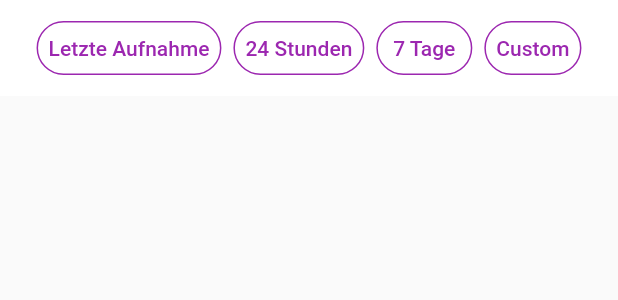
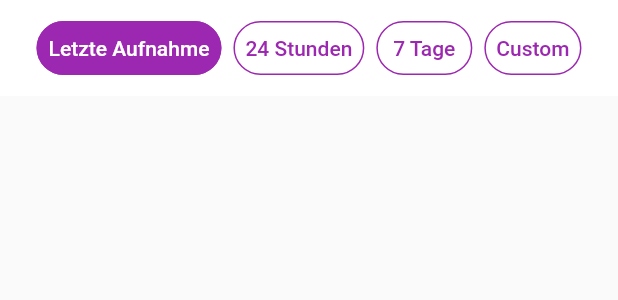
Before and after one commit to SarahLM/somnus, a Flutter app: the HypnogramScreen widget shown alone on an empty page, opened directly, after a tap on "Letzte Aufnahme", on a phone screen of 412 x 824 dp. Shown: the top 300 px of the screen. Run offline on Flutter 3.47's test engine with Material 2 defaults, Android fonts, the phone set to English and light mode, and no system bars; our stand-ins replace introduction_screen, permission_handler, shared_preferences; missing offline and left inert: date_range_picker, flutter_ble_lib, pointycastle; accounts and stored records are empty.

Commit message:
Toggle Buttons in HypnogrammScreen

```diff
--- a/frontend_somnus/lib/screens/hypnogram_screen.dart
+++ b/frontend_somnus/lib/screens/hypnogram_screen.dart
@@ -1,5 +1,3 @@
-import 'dart:math';
-
 import 'package:flutter/material.dart';
 import 'package:date_range_picker/date_range_picker.dart' as DateRagePicker;
 import 'package:frontend_somnus/widgets/theme.dart';
@@ -15,6 +13,32 @@ class HypnogramScreen extends StatefulWidget {
 }
 
 class _HypnogramScreenState extends State<HypnogramScreen> {
+  bool _pressedButton1 = true;
+  bool _pressedButton2 = false;
+  bool _pressedButton3 = false;
+  bool _pressedButton4 = false;
+
+  Widget buildFlatButton(String title, bool button) {
+    return FlatButton(
+      child: Text(
+        title,
+        style: TextStyle(
+          color: button ? Colors.white : Colors.purple,
+        ),
+      ),
+      shape: RoundedRectangleBorder(
+        borderRadius: BorderRadius.circular(18.0),
+        side: BorderSide(color: Colors.purple),
+      ),
+      color: button ? Colors.purple : Colors.white,
+      onPressed: () {
+        setState(() {
+          button = true;
+        });
+      },
+    );
+  }
+
   @override
   Widget build(BuildContext context) {
     return Column(
@@ -28,52 +52,87 @@ class _HypnogramScreenState extends State<HypnogramScreen> {
               FlatButton(
                 child: Text(
                   'Letzte Aufnahme',
-                  style: TextStyle(color: Colors.purple),
+                  style: TextStyle(
+                    color: _pressedButton1 ? Colors.white : Colors.purple,
+                  ),
                 ),
                 shape: RoundedRectangleBorder(
                   borderRadius: BorderRadius.circular(18.0),
                   side: BorderSide(color: Colors.purple),
                 ),
-                color: Colors.white,
-                onPressed: () {/** */},
+                color: _pressedButton1 ? Colors.purple : Colors.white,
+                onPressed: () {
+                  setState(() {
+                    _pressedButton1 = true;
+                    _pressedButton2 = false;
+                    _pressedButton3 = false;
+                    _pressedButton4 = false;
+                  });
+                },
               ),
               FlatButton(
                 child: Text(
                   '24 Stunden',
-                  style: TextStyle(color: Colors.purple),
+                  style: TextStyle(
+                    color: _pressedButton2 ? Colors.white : Colors.purple,
+                  ),
                 ),
                 shape: RoundedRectangleBorder(
                   borderRadius: BorderRadius.circular(18.0),
                   side: BorderSide(color: Colors.purple),
                 ),
-                color: Colors.white,
-                onPressed: () {/** */},
+                color: _pressedButton2 ? Colors.purple : Colors.white,
+                onPressed: () {
+                  setState(() {
+                    _pressedButton2 = true;
+                    _pressedButton1 = false;
+                    _pressedButton3 = false;
+                    _pressedButton4 = false;
+                  });
+                },
               ),
               FlatButton(
                 child: Text(
                   '7 Tage',
-                  style: TextStyle(color: Colors.purple),
+                  style: TextStyle(
+                    color: _pressedButton3 ? Colors.white : Colors.purple,
+                  ),
                 ),
                 shape: RoundedRectangleBorder(
                   borderRadius: BorderRadius.circular(18.0),
                   side: BorderSide(color: Colors.purple),
                 ),
-                color: Colors.white,
-                onPressed: () {/** */},
+                color: _pressedButton3 ? Colors.purple : Colors.white,
+                onPressed: () {
+                  setState(() {
+                    _pressedButton3 = true;
+                    _pressedButton1 = false;
+                    _pressedButton2 = false;
+                    _pressedButton4 = false;
+                  });
+                },
               ),
               DatePickerTheme(
                 Builder(
                   builder: (context) => FlatButton(
                     child: new Text(
                       "Custom",
-                      style: TextStyle(color: Colors.purple),
+                      style: TextStyle(
+                        color: _pressedButton4 ? Colors.white : Colors.purple,
+                      ),
                     ),
                     shape: RoundedRectangleBorder(
                       borderRadius: BorderRadius.circular(18.0),
                       side: BorderSide(color: Colors.purple),
                     ),
-                    color: Colors.white,
+                    color: _pressedButton4 ? Colors.purple : Colors.white,
                     onPressed: () async {
+                      setState(() {
+                        _pressedButton4 = true;
+                        _pressedButton1 = false;
+                        _pressedButton2 = false;
+                        _pressedButton3 = false;
+                      });
                       final List<DateTime> picked =
                           await DateRagePicker.showDatePicker(
                         locale: const Locale("de", "DE"),
```
